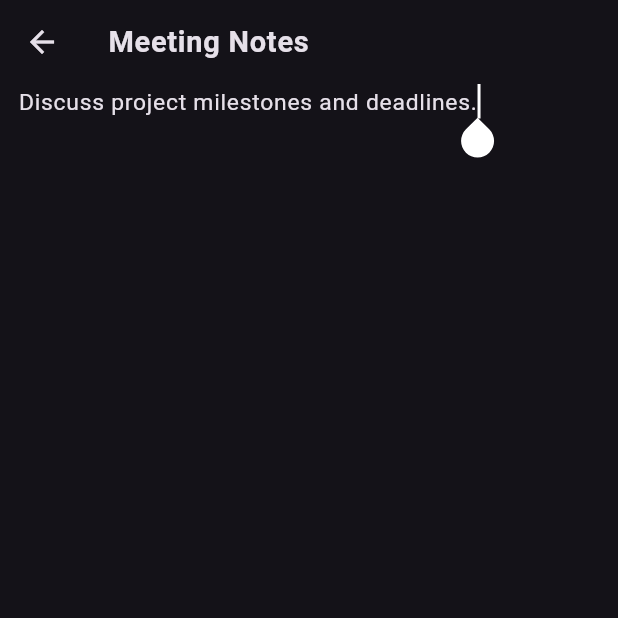
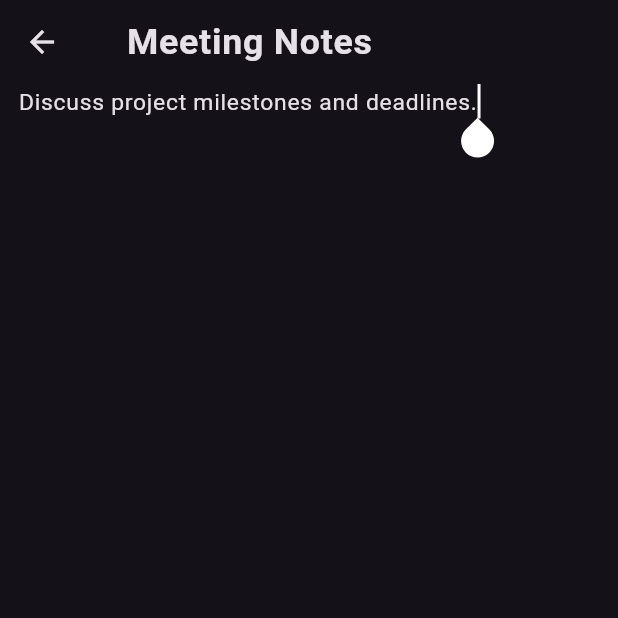
Before and after one commit to anas3654/notes_app, a Flutter app: the screen it shows after launch, after a tap on "Meeting Notes", on a phone screen of 412 x 824 dp, the top half of it. Run offline on Flutter 3.47's test engine with Material 3 defaults, Android fonts, the phone set to English and light mode, and no system bars; our stand-ins replace sizer.

Commit message:
refactor UI

```diff
--- a/lib/main.dart
+++ b/lib/main.dart
@@ -21,7 +21,7 @@ class NoteApp extends StatelessWidget {
               brightness: Brightness.dark,
               textSelectionTheme: TextSelectionThemeData(
                 cursorColor: Colors.white,
-                selectionColor: Colors.white.withOpacity(0.3),
+                selectionColor: Colors.white.withValues(alpha: 0.3),
                 selectionHandleColor: Colors.white,
               ),
             ),
--- a/lib/model/note_model.dart
+++ b/lib/model/note_model.dart
@@ -2,8 +2,13 @@ class NoteModel {
   String title;
   String content;
   DateTime date;
+  bool isNew;
 
-  NoteModel({required this.title, required this.content, required this.date});
+  NoteModel(
+      {required this.isNew,
+      required this.title,
+      required this.content,
+      required this.date});
 
   Map<String, dynamic> toMap() {
     return {
@@ -17,13 +22,14 @@ class NoteModel {
       {required String? title,
       required String? content,
       required DateTime? date}) {
-    if (title != null) this.title = title;
-    if (content != null) this.content = content;
-    if (date != null) this.date = date;
+    this.title = title ?? this.title;
+    this.content = content ?? this.content;
+    this.date = date ?? this.date;
   }
 
   factory NoteModel.fromMap(Map<String, dynamic> map) {
     return NoteModel(
+      isNew: true,
       title: map['title'],
       content: map['content'],
       date: DateTime.parse(map['date']),
@@ -33,40 +39,48 @@ class NoteModel {
 
 List<NoteModel> notes = [
   NoteModel(
+      isNew: false,
       title: "Meeting Notes",
       content: "Discuss project milestones and deadlines.",
       date: DateTime(2023, 10, 1, 14, 30)),
   NoteModel(
+    isNew: false,
     title: "Grocery List",
     content: "Milk, Eggs, Bread, Butter, Fruits, Vegetables.",
     date: DateTime.now().subtract(Duration(days: 2)),
   ),
   NoteModel(
+    isNew: false,
     title: "Workout Plan",
     content: "Monday: Cardio, Wednesday: Strength Training, Friday: Yoga.",
     date: DateTime.now().subtract(Duration(days: 3)),
   ),
   NoteModel(
+    isNew: false,
     title: "Travel Itinerary",
     content: "Visit Paris, Rome, and Barcelona over two weeks.",
     date: DateTime.now().subtract(Duration(days: 4)),
   ),
   NoteModel(
+    isNew: false,
     title: "Book Recommendations",
     content: "Read 'The Alchemist', '1984', and 'To Kill a Mockingbird'.",
     date: DateTime.now().subtract(Duration(days: 5)),
   ),
   NoteModel(
+    isNew: false,
     title: "Recipe Ideas",
     content: "Try making homemade pizza and pasta this weekend.",
     date: DateTime.now().subtract(Duration(days: 6)),
   ),
   NoteModel(
+    isNew: false,
     title: "Meeting Notes",
     content: "Discuss project milestones and deadlines.",
     date: DateTime.now().subtract(Duration(days: 1)),
   ),
   NoteModel(
+    isNew: false,
     title: "Grocery List",
     content: "Milk, Eggs, Bread, Butter, Fruits, Vegetables.",
     date: DateTime.now().subtract(Duration(days: 2)),
--- a/lib/views/note_details_view.dart
+++ b/lib/views/note_details_view.dart
@@ -1,6 +1,5 @@
 import 'package:flutter/material.dart';
 import 'package:note_app/model/note_model.dart';
-import 'package:sizer/sizer.dart';
 import '../widgets/custom_text_note_field.dart';
 
 
@@ -19,24 +18,35 @@ class NoteDetailsView extends StatelessWidget {
       appBar: AppBar(
         leading: BackButton(
           onPressed: () {
-            note.update(title: titleController.text, content: contentController.text, date: DateTime.now());
-            Navigator.pop(context);
+            if (titleController.text.isNotEmpty || contentController.text.isNotEmpty) {
+              if(note.isNew){
+                notes.add(NoteModel(title: titleController.text, content: contentController.text, date: DateTime.now(), isNew: false));
+              }
+              else{
+                note.update(title: titleController.text, content: contentController.text, date: DateTime.now());
+              }
+              Navigator.pop(context, note);
+            } else {
+              Navigator.pop(context);
+            }
           },
         ),
-        title: TextField(
-          style: TextStyle(fontSize: 18.sp, fontWeight: FontWeight.bold),
-          controller: titleController,
-          autofocus: true,
-          cursorColor: Colors.white,
-          decoration: InputDecoration(
-            hintText: note.title.isEmpty ? 'Title' : null,
-            border: InputBorder.none,
-          ),
-        ),
+        title: CustomTextNotsField(controller: titleController, note: note, isForTitle: true,),
+        // title: TextField(
+        //   style: TextStyle(fontSize: 18.sp, fontWeight: FontWeight.bold),
+        //   controller: titleController,
+        //   autofocus: true,
+        //   cursorColor: Colors.white,
+        //   decoration: InputDecoration(
+        //     hintText: note.title.isEmpty ? 'Title' : null,
+        //     border: InputBorder.none,
+        //   ),
+        // ),
       ),
       body: CustomTextNotsField(
         note: note,
-        contentController: contentController,
+        controller: contentController,
+        isForTitle: false,
       ),
     );
   }
--- a/lib/widgets/custom_floating_action_button.dart
+++ b/lib/widgets/custom_floating_action_button.dart
@@ -12,9 +12,9 @@ class CustomFloatingActionButton extends StatelessWidget {
       padding: EdgeInsets.only(bottom: 2.h),
       child: FloatingActionButton(
         onPressed: () {
-           final noteModel = NoteModel(title: '', content: '', date: DateTime.now());
+           final noteModel = NoteModel(title: '', content: '', date: DateTime.now(), isNew: true);
           Navigator.pushNamed(context, '/noteDetails',arguments:noteModel );
-          notes.add(noteModel);
+          // notes.add(noteModel);
         },
         backgroundColor: Colors.black,
         child: Icon(
--- a/lib/widgets/custom_search_icon.dart
+++ b/lib/widgets/custom_search_icon.dart
@@ -9,7 +9,7 @@ class CustomSearchIcon extends StatelessWidget {
     return Container(
       decoration: BoxDecoration(
         borderRadius: BorderRadius.circular(15.sp),
-        color: Colors.grey.withOpacity(0.15),
+        color: Colors.grey.withValues(alpha: 0.15),
       ),
       child: Padding(
         padding: EdgeInsets.all(10.sp),
--- a/lib/widgets/custom_text_note_field.dart
+++ b/lib/widgets/custom_text_note_field.dart
@@ -1,26 +1,26 @@
-
 import 'package:flutter/material.dart';
 import 'package:sizer/sizer.dart';
 
 import '../model/note_model.dart';
 
 class CustomTextNotsField extends StatelessWidget {
-   CustomTextNotsField({required this.contentController,required this.note,super.key});
-  NoteModel note;
-    TextEditingController contentController;
+  const CustomTextNotsField({required this.isForTitle, required this.controller, required this.note, super.key});
 
-   @override
+  final NoteModel note;
+  final TextEditingController controller;
+  final bool isForTitle;
+  @override
   Widget build(BuildContext context) {
     return TextField(
-      controller: contentController,
-      keyboardType: TextInputType.multiline,
-      style: TextStyle(fontSize: 16.sp),
+      controller: controller,
+      keyboardType: isForTitle ? TextInputType.text : TextInputType.multiline,
+      style: TextStyle(fontSize: isForTitle ? 20.sp : 16.sp, fontWeight: isForTitle ? FontWeight.bold : FontWeight.normal),
       autofocus: true,
-      expands: true,
+      expands: isForTitle ? false : true,
       cursorColor: Colors.white,
-      maxLines: null,
+      maxLines: isForTitle ? 1 : null,
       decoration: InputDecoration(
-        hintText: note.content.isEmpty ? "Note" : null,
+        hintText: isForTitle ? 'Title' : 'type here...',
         border: InputBorder.none,
         contentPadding: EdgeInsets.symmetric(horizontal: 3.w),
       ),
--- a/lib/widgets/note_item.dart
+++ b/lib/widgets/note_item.dart
@@ -17,6 +17,12 @@ class _NoteItemState extends State<NoteItem> {
       child: ListView.separated(
         physics: BouncingScrollPhysics(),
         padding: EdgeInsets.only(top: 2.h),
+        separatorBuilder: (context, index) {
+          return SizedBox(
+            height: 2.h,
+          );
+        },
+        itemCount: notes.length,
         itemBuilder: (context, index) {
           return GestureDetector(
             onTap: (){
@@ -86,12 +92,6 @@ class _NoteItemState extends State<NoteItem> {
             ),
           );
         },
-        separatorBuilder: (context, index) {
-          return SizedBox(
-            height: 2.h,
-          );
-        },
-        itemCount: notes.length,
       ),
     );
   }
```
